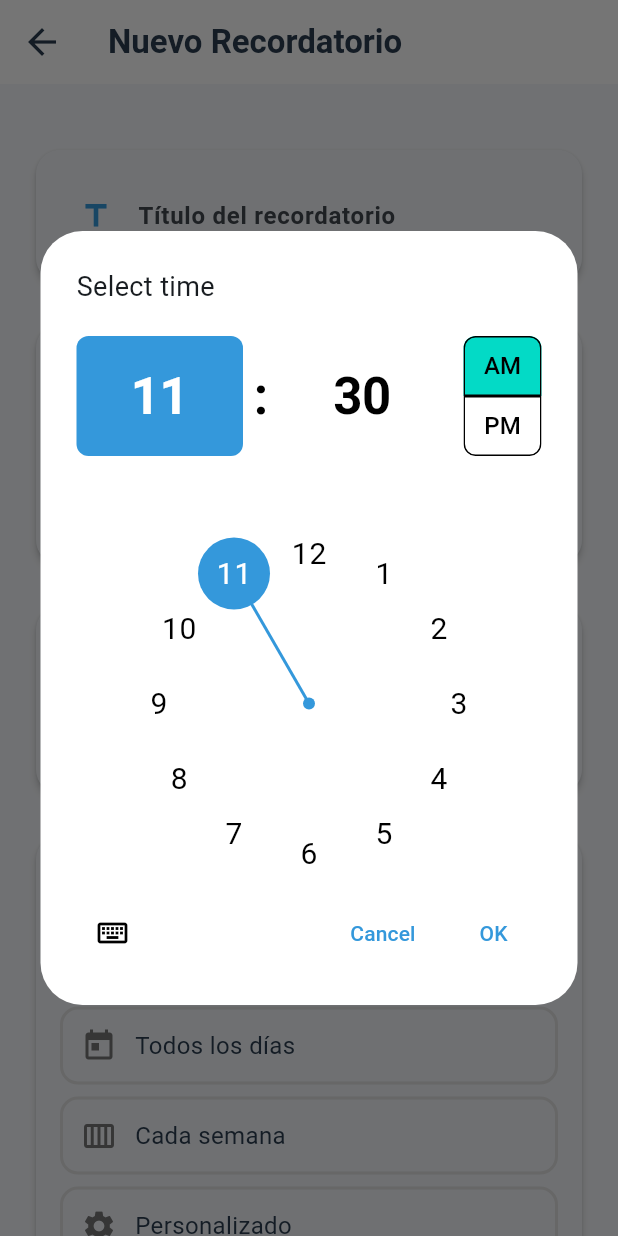
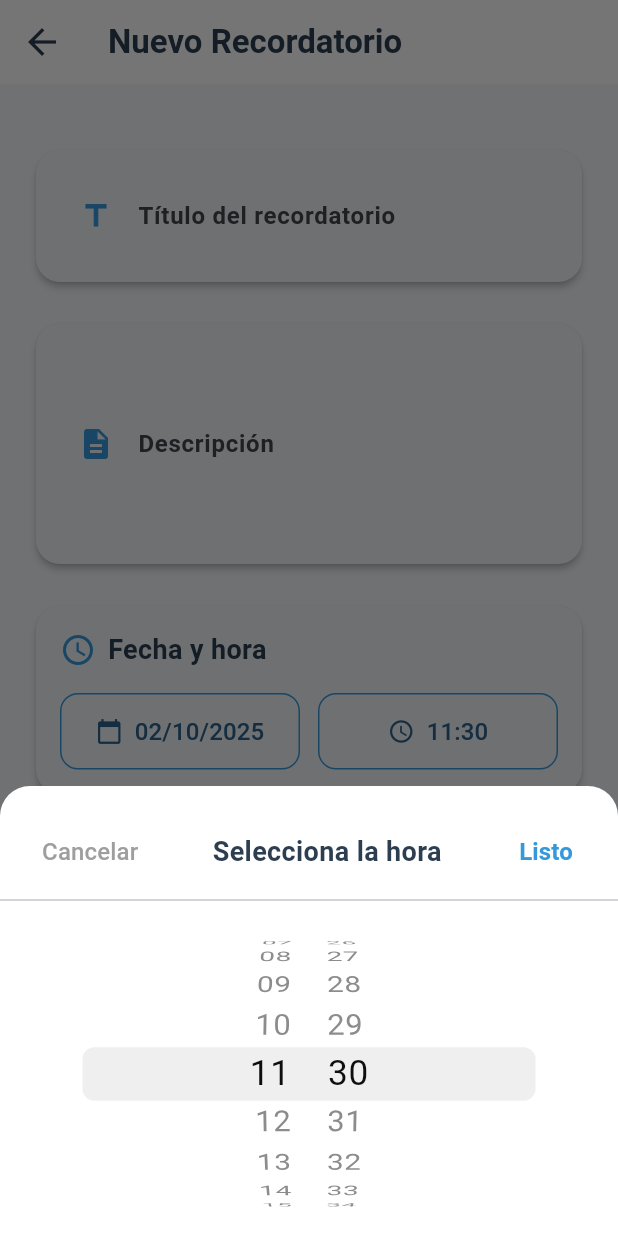
Before and after one commit to carlossalinasmorales/posture-reminder-mobile-app, a Flutter app: the CreateReminderScreen screen opened directly, after a tap on an icon or button, on a phone screen of 412 x 824 dp. Run offline on Flutter 3.47's test engine with Material 3 defaults, Android fonts, the phone set to English and light mode, and no system bars; our stand-ins replace cloud_firestore, dartz, equatable, firebase_auth, firebase_core, flutter_bloc and 5 more; accounts and stored records are empty.

Commit message:
Add localizacion a calendario y cambio de reloj a estilo rueda ios

```diff
--- a/lib/main.dart
+++ b/lib/main.dart
@@ -6,6 +6,7 @@ import 'data/datasources/notification_service.dart';
 import 'data/repositories/reminder_repository_impl_no_firebase.dart';
 import 'presentation/bloc/reminder_bloc.dart';
 import 'presentation/screens/home_screen.dart';
+import 'package:flutter_localizations/flutter_localizations.dart';
 
 void main() async {
   WidgetsFlutterBinding.ensureInitialized();
@@ -59,6 +60,18 @@ class MyApp extends StatelessWidget {
       child: MaterialApp(
         title: 'Recordatorios de Postura',
         debugShowCheckedModeBanner: false,
+
+        // AGREGAR ESTAS LÍNEAS:
+        localizationsDelegates: const [
+          GlobalMaterialLocalizations.delegate,
+          GlobalWidgetsLocalizations.delegate,
+          GlobalCupertinoLocalizations.delegate,
+        ],
+        supportedLocales: const [
+          Locale('es', 'ES'),
+        ],
+        locale: const Locale('es', 'ES'),
+
         theme: ThemeData(
           useMaterial3: true,
           colorScheme: ColorScheme.fromSeed(
--- a/lib/presentation/screens/create_reminder_screen.dart
+++ b/lib/presentation/screens/create_reminder_screen.dart
@@ -1,4 +1,5 @@
 import 'package:flutter/material.dart';
+import 'package:flutter/cupertino.dart';
 import 'package:flutter_bloc/flutter_bloc.dart';
 import 'package:intl/intl.dart';
 import '../../domain/entities/reminder.dart';
@@ -23,35 +24,6 @@ class _CreateReminderScreenState extends State<CreateReminderScreen> {
   int? _customInterval;
 
   bool get _isEditing => widget.reminder != null;
-
-  // // Sugerencias predefinidas para personas mayores
-  // final List<Map<String, String>> _suggestions = [
-  //   {
-  //     'title': 'Endereza tu espalda',
-  //     'description':
-  //         'Recuerda estar sentado con la espalda recta y los pies apoyados en el suelo.',
-  //   },
-  //   {
-  //     'title': 'Revisa tu postura',
-  //     'description':
-  //         'Asegúrate de que tus hombros estén relajados y tu cabeza alineada con la columna.',
-  //   },
-  //   {
-  //     'title': 'Pausa para estirar',
-  //     'description':
-  //         'Levántate y estira los brazos hacia arriba. Gira suavemente el cuello a ambos lados.',
-  //   },
-  //   {
-  //     'title': 'Camina un poco',
-  //     'description':
-  //         'Da una vuelta corta por tu casa. El movimiento ayuda a tu circulación y postura.',
-  //   },
-  //   {
-  //     'title': 'Relaja los hombros',
-  //     'description':
-  //         'Baja los hombros, respira profundo y libera la tensión acumulada.',
-  //   },
-  // ];
 
   @override
   void initState() {
@@ -104,9 +76,6 @@ class _CreateReminderScreenState extends State<CreateReminderScreen> {
         child: ListView(
           padding: const EdgeInsets.all(20),
           children: [
-            // // Sugerencias rápidas
-            // if (!_isEditing) _buildSuggestionsSection(),
-
             const SizedBox(height: 20),
 
             // Título
@@ -184,56 +153,6 @@ class _CreateReminderScreenState extends State<CreateReminderScreen> {
     );
   }
 
-  // Widget _buildSuggestionsSection() {
-  //   return Card(
-  //     elevation: 2,
-  //     shape: RoundedRectangleBorder(borderRadius: BorderRadius.circular(16)),
-  //     child: Padding(
-  //       padding: const EdgeInsets.all(16),
-  //       child: Column(
-  //         crossAxisAlignment: CrossAxisAlignment.start,
-  //         children: [
-  //           const Row(
-  //             children: [
-  //               Icon(Icons.lightbulb, color: Color(0xFFF39C12), size: 24),
-  //               SizedBox(width: 8),
-  //               Text(
-  //                 'Sugerencias rápidas',
-  //                 style: TextStyle(
-  //                   fontSize: 18,
-  //                   fontWeight: FontWeight.bold,
-  //                   color: Color(0xFF2C3E50),
-  //                 ),
-  //               ),
-  //             ],
-  //           ),
-  //           const SizedBox(height: 12),
-  //           Wrap(
-  //             spacing: 8,
-  //             runSpacing: 8,
-  //             children: _suggestions.map((suggestion) {
-  //               return ActionChip(
-  //                 label: Text(
-  //                   suggestion['title']!,
-  //                   style: const TextStyle(fontSize: 14),
-  //                 ),
-  //                 onPressed: () {
-  //                   setState(() {
-  //                     _titleController.text = suggestion['title']!;
-  //                     _descriptionController.text = suggestion['description']!;
-  //                   });
-  //                 },
-  //                 backgroundColor: const Color(0xFF3498DB).withOpacity(0.1),
-  //                 labelStyle: const TextStyle(color: Color(0xFF3498DB)),
-  //               );
-  //             }).toList(),
-  //           ),
-  //         ],
-  //       ),
-  //     ),
-  //   );
-  // }
-
   Widget _buildTextField({
     required TextEditingController controller,
     required String label,
@@ -297,7 +216,7 @@ class _CreateReminderScreenState extends State<CreateReminderScreen> {
                     onPressed: _selectDate,
                     icon: const Icon(Icons.calendar_today),
                     label: Text(
-                      DateFormat('dd/MM/yyyy').format(_selectedDateTime),
+                      DateFormat('dd/MM/yyyy', 'es').format(_selectedDateTime),
                       style: const TextStyle(fontSize: 16),
                     ),
                     style: OutlinedButton.styleFrom(
@@ -360,25 +279,13 @@ class _CreateReminderScreenState extends State<CreateReminderScreen> {
             ),
             const SizedBox(height: 12),
             _buildFrequencyOption(
-              'Una vez',
-              ReminderFrequency.once,
-              Icons.event,
-            ),
+                'Una vez', ReminderFrequency.once, Icons.event),
             _buildFrequencyOption(
-              'Todos los días',
-              ReminderFrequency.daily,
-              Icons.today,
-            ),
+                'Todos los días', ReminderFrequency.daily, Icons.today),
+            _buildFrequencyOption('Cada semana', ReminderFrequency.weekly,
+                Icons.calendar_view_week),
             _buildFrequencyOption(
-              'Cada semana',
-              ReminderFrequency.weekly,
-              Icons.calendar_view_week,
-            ),
-            _buildFrequencyOption(
-              'Personalizado',
-              ReminderFrequency.custom,
-              Icons.settings,
-            ),
+                'Personalizado', ReminderFrequency.custom, Icons.settings),
           ],
         ),
       ),
@@ -407,11 +314,10 @@ class _CreateReminderScreenState extends State<CreateReminderScreen> {
           ),
           child: Row(
             children: [
-              Icon(
-                icon,
-                color: isSelected ? const Color(0xFF3498DB) : Colors.grey[600],
-                size: 24,
-              ),
+              Icon(icon,
+                  color:
+                      isSelected ? const Color(0xFF3498DB) : Colors.grey[600],
+                  size: 24),
               const SizedBox(width: 12),
               Text(
                 label,
@@ -425,11 +331,8 @@ class _CreateReminderScreenState extends State<CreateReminderScreen> {
               ),
               const Spacer(),
               if (isSelected)
-                const Icon(
-                  Icons.check_circle,
-                  color: Color(0xFF3498DB),
-                  size: 24,
-                ),
+                const Icon(Icons.check_circle,
+                    color: Color(0xFF3498DB), size: 24),
             ],
           ),
         ),
@@ -449,10 +352,9 @@ class _CreateReminderScreenState extends State<CreateReminderScreen> {
             const Text(
               'Opciones personalizadas',
               style: TextStyle(
-                fontSize: 18,
-                fontWeight: FontWeight.bold,
-                color: Color(0xFF2C3E50),
-              ),
+                  fontSize: 18,
+                  fontWeight: FontWeight.bold,
+                  color: Color(0xFF2C3E50)),
             ),
             const SizedBox(height: 16),
             const Text(
@@ -466,7 +368,7 @@ class _CreateReminderScreenState extends State<CreateReminderScreen> {
               children: [
                 _buildDayChip('L', 1),
                 _buildDayChip('M', 2),
-                _buildDayChip('M', 3),
+                _buildDayChip('X', 3),
                 _buildDayChip('J', 4),
                 _buildDayChip('V', 5),
                 _buildDayChip('S', 6),
@@ -490,19 +392,14 @@ class _CreateReminderScreenState extends State<CreateReminderScreen> {
                       hintText: 'Número',
                       suffixText: 'días',
                       border: OutlineInputBorder(
-                        borderRadius: BorderRadius.circular(12),
-                      ),
+                          borderRadius: BorderRadius.circular(12)),
                       contentPadding: const EdgeInsets.symmetric(
-                        horizontal: 16,
-                        vertical: 14,
-                      ),
+                          horizontal: 16, vertical: 14),
                     ),
                     onChanged: (value) {
                       setState(() {
                         _customInterval = int.tryParse(value);
-                        if (_customInterval != null) {
-                          _selectedDays = [];
-                        }
+                        if (_customInterval != null) _selectedDays = [];
                       });
                     },
                   ),
@@ -551,12 +448,11 @@ class _CreateReminderScreenState extends State<CreateReminderScreen> {
       initialDate: _selectedDateTime,
       firstDate: DateTime.now(),
       lastDate: DateTime.now().add(const Duration(days: 365)),
+      locale: const Locale('es', 'ES'),
       builder: (context, child) {
         return Theme(
           data: Theme.of(context).copyWith(
-            colorScheme: const ColorScheme.light(
-              primary: Color(0xFF3498DB),
-            ),
+            colorScheme: const ColorScheme.light(primary: Color(0xFF3498DB)),
           ),
           child: child!,
         );
@@ -577,32 +473,81 @@ class _CreateReminderScreenState extends State<CreateReminderScreen> {
   }
 
   Future<void> _selectTime() async {
-    final TimeOfDay? picked = await showTimePicker(
+    // Usar selector estilo iOS (CupertinoDatePicker)
+    await showModalBottomSheet(
       context: context,
-      initialTime: TimeOfDay.fromDateTime(_selectedDateTime),
-      builder: (context, child) {
-        return Theme(
-          data: Theme.of(context).copyWith(
-            colorScheme: const ColorScheme.light(
-              primary: Color(0xFF3498DB),
-            ),
+      backgroundColor: Colors.white,
+      shape: const RoundedRectangleBorder(
+        borderRadius: BorderRadius.vertical(top: Radius.circular(20)),
+      ),
+      builder: (BuildContext builder) {
+        DateTime tempDateTime = _selectedDateTime;
+        return Container(
+          height: 300,
+          padding: const EdgeInsets.only(top: 20),
+          child: Column(
+            children: [
+              // Header
+              Padding(
+                padding: const EdgeInsets.symmetric(horizontal: 16),
+                child: Row(
+                  mainAxisAlignment: MainAxisAlignment.spaceBetween,
+                  children: [
+                    TextButton(
+                      onPressed: () => Navigator.pop(context),
+                      child: const Text(
+                        'Cancelar',
+                        style: TextStyle(fontSize: 16, color: Colors.grey),
+                      ),
+                    ),
+                    const Text(
+                      'Selecciona la hora',
+                      style: TextStyle(
+                        fontSize: 18,
+                        fontWeight: FontWeight.bold,
+                        color: Color(0xFF2C3E50),
+                      ),
+                    ),
+                    TextButton(
+                      onPressed: () {
+                        setState(() => _selectedDateTime = tempDateTime);
+                        Navigator.pop(context);
+                      },
+                      child: const Text(
+                        'Listo',
+                        style: TextStyle(
+                          fontSize: 16,
+                          fontWeight: FontWeight.bold,
+                          color: Color(0xFF3498DB),
+                        ),
+                      ),
+                    ),
+                  ],
+                ),
+              ),
+              const Divider(),
+              // Selector de hora estilo iOS
+              Expanded(
+                child: CupertinoDatePicker(
+                  mode: CupertinoDatePickerMode.time,
+                  use24hFormat: true,
+                  initialDateTime: _selectedDateTime,
+                  onDateTimeChanged: (DateTime newDateTime) {
+                    tempDateTime = DateTime(
+                      _selectedDateTime.year,
+                      _selectedDateTime.month,
+                      _selectedDateTime.day,
+                      newDateTime.hour,
+                      newDateTime.minute,
+                    );
+                  },
+                ),
+              ),
+            ],
           ),
-          child: child!,
         );
       },
     );
-
-    if (picked != null) {
-      setState(() {
-        _selectedDateTime = DateTime(
-          _selectedDateTime.year,
-          _selectedDateTime.month,
-          _selectedDateTime.day,
-          picked.hour,
-          picked.minute,
-        );
-      });
-    }
   }
 
   void _saveReminder() {
--- a/pubspec.yaml
+++ b/pubspec.yaml
@@ -15,7 +15,7 @@ dependencies:
   # UI
   cupertino_icons: ^1.0.6
   google_fonts: ^6.1.0
-  intl: ^0.20.2
+  intl: any
 
   # State Management
   flutter_bloc: ^9.1.1
```
